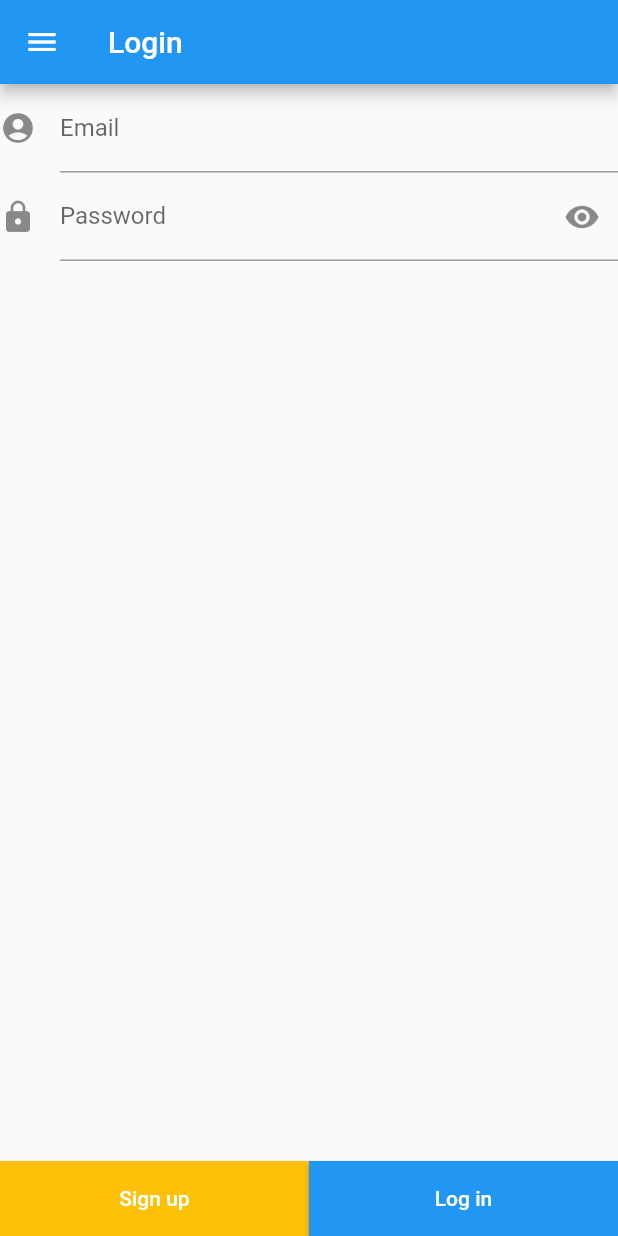
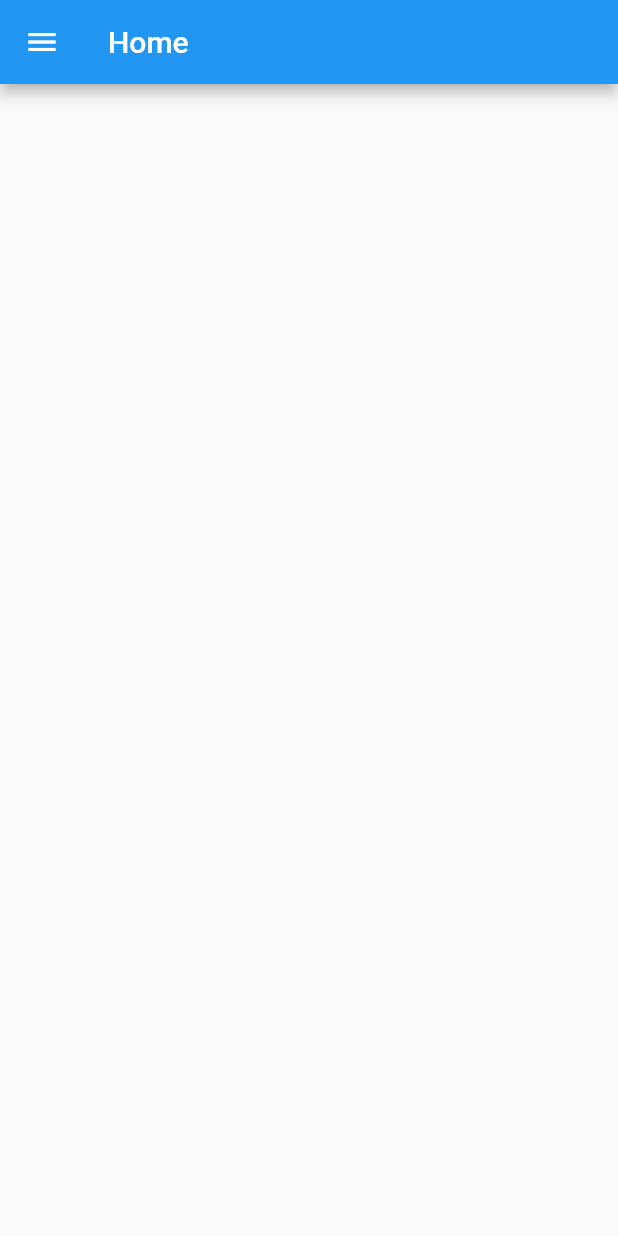
Before and after one commit to dscntou/solution-challenge-frontend, a Flutter app: the screen it shows after launch, after a tap on "Log in", on a phone screen of 412 x 824 dp. Run offline on Flutter 3.47's test engine with Material 2 defaults, Android fonts, the phone set to English and light mode, and no system bars; missing offline and left inert: flutter_verification_code.

Commit message:
feat(home): create a base home page

```diff
--- /dev/null
+++ b/src/app/lib/Pages/home.dart
@@ -0,0 +1,55 @@
+import 'package:flutter/material.dart';
+
+class HomePage extends StatefulWidget {
+  @override
+  _HomePageState createState() => _HomePageState();
+}
+
+class _HomePageState extends State<HomePage> {
+  final GlobalKey<ScaffoldState> _homeKey = new GlobalKey<ScaffoldState>();
+  final String name = 'Name';
+  @override
+  Widget build(BuildContext context) {
+    return Scaffold(
+      key: _homeKey,
+      appBar: AppBar(
+          title: Text('Home'),
+          leading: IconButton(
+            icon: const Icon(Icons.menu),
+            onPressed: () => _homeKey.currentState.openDrawer(),
+          )),
+      drawer: HomeDrawer(name: name),
+    );
+  }
+}
+
+class HomeDrawer extends StatelessWidget {
+  final String name;
+  HomeDrawer({
+    Key key,
+    this.name,
+  }) : super(key: key);
+  @override
+  Widget build(BuildContext context) {
+    return Drawer(
+        child: ListView(
+      children: <Widget>[
+        DrawerHeader(
+            child: RichText(
+              text: TextSpan(
+                text: 'Hola!',
+                // style: DefaultTextStyle.of(context).style,
+                children: <TextSpan>[TextSpan(text: name)],
+              ),
+            ),
+            decoration: BoxDecoration(
+              color: Colors.blue,
+            )),
+        ListTile(
+          title: Text('Tile1'),
+          onTap: () => {},
+        ),
+      ],
+    ));
+  }
+}
--- a/src/app/lib/Pages/login.dart
+++ b/src/app/lib/Pages/login.dart
@@ -40,6 +40,7 @@ class _LoginFormState extends State<LoginForm> {
     if (loginForm.validate()) {
       loginForm.save();
       print('$_email\n$_password\n\n');
+      Navigator.of(context).pushNamed('/home');
     }
   }
 
--- a/src/app/lib/main.dart
+++ b/src/app/lib/main.dart
@@ -2,6 +2,7 @@ import 'package:flutter/material.dart';
 import 'Pages/login.dart';
 import 'Pages/sign_up.dart';
 import 'Pages/verify.dart';
+import 'Pages/home.dart';
 // import 'package:flutter_app/Forms/verify.dart';
 
 void main() => runApp(MyApp());
@@ -18,6 +19,7 @@ class MyApp extends StatelessWidget {
         '/': (_) => LoginPage(),
         '/sign_up': (_) => SignUpPage(),
         '/verify': (_) => VerifyPage(),
+        '/home': (_) => HomePage(),
       },
       debugShowCheckedModeBanner: false, // 去除右上方Debug標誌
       // home: LoginPage(),
```
